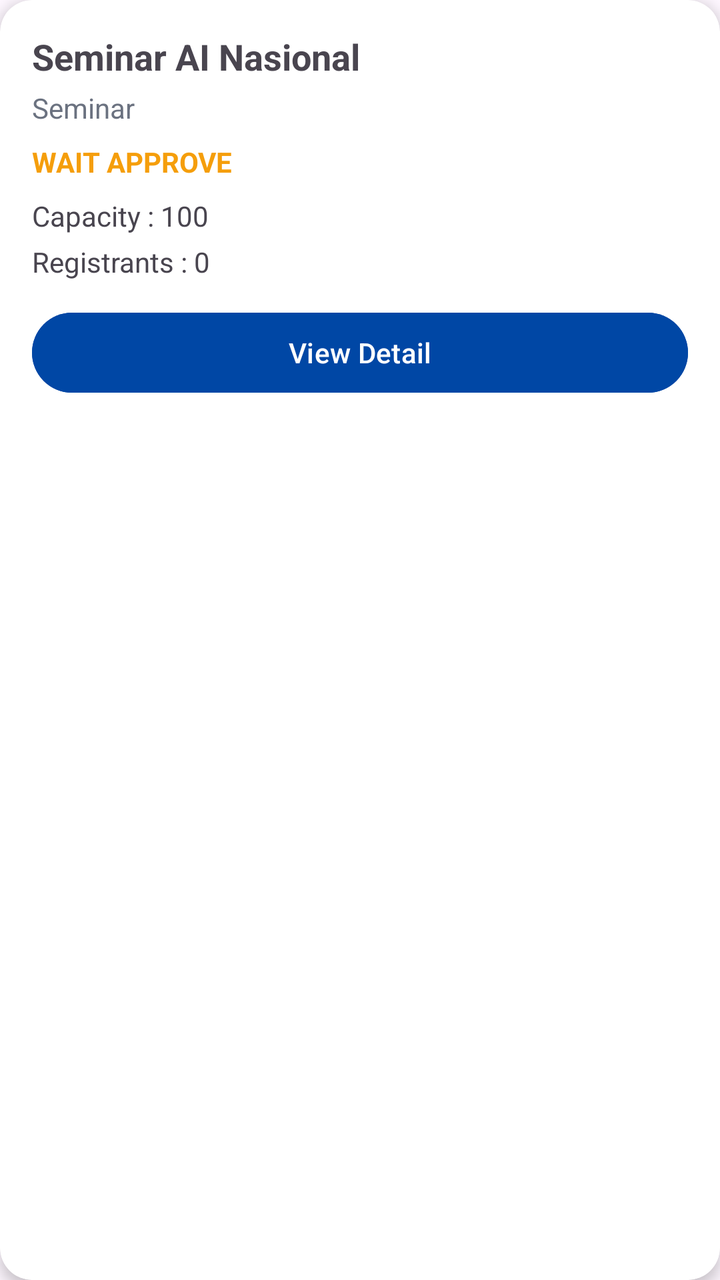
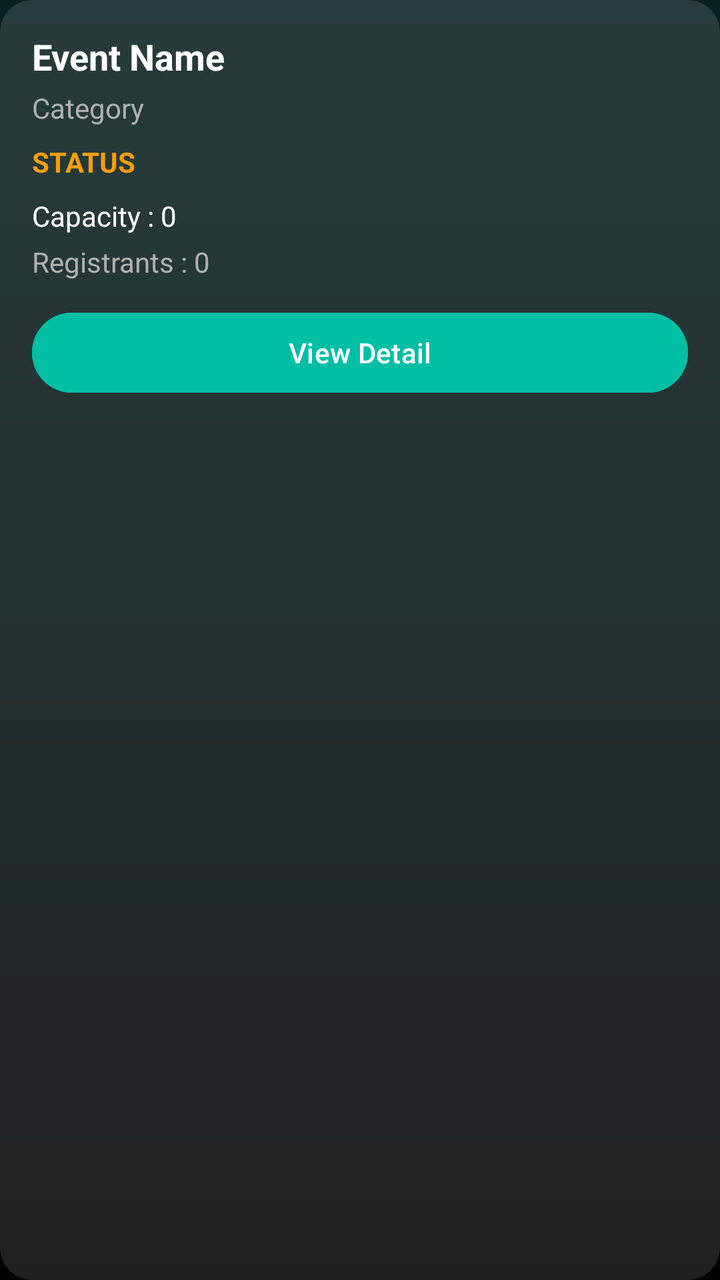

Compare the two renders of this Android layout. The source of the first and the diff that turns it into the second are given below.
<!-- AndroidManifest.xml: application theme Theme.CampusConnectProject -->
<!-- res/layout/item_event_panitia.xml -->
<?xml version="1.0" encoding="utf-8"?>
<androidx.cardview.widget.CardView
    xmlns:android="http://schemas.android.com/apk/res/android"
    xmlns:app="http://schemas.android.com/apk/res-auto"
    android:layout_width="match_parent"
    android:layout_height="wrap_content"
    android:layout_margin="12dp"
    app:cardCornerRadius="16dp"
    app:cardElevation="4dp">

    <LinearLayout
        android:layout_width="match_parent"
        android:layout_height="wrap_content"
        android:orientation="vertical"
        android:padding="16dp">

        <TextView
            android:id="@+id/tvEventName"
            android:layout_width="wrap_content"
            android:layout_height="wrap_content"
            android:text="Seminar AI Nasional"
            android:textStyle="bold"
            android:textSize="18sp" />

        <TextView
            android:id="@+id/tvCategory"
            android:layout_width="wrap_content"
            android:layout_height="wrap_content"
            android:text="Seminar"
            android:textColor="#6B7280"
            android:layout_marginTop="4dp" />

        <TextView
            android:id="@+id/tvStatus"
            android:layout_width="wrap_content"
            android:layout_height="wrap_content"
            android:text="WAIT APPROVE"
            android:textStyle="bold"
            android:textColor="#F59E0B"
            android:layout_marginTop="8dp" />

        <TextView
            android:id="@+id/tvCapacity"
            android:layout_width="wrap_content"
            android:layout_height="wrap_content"
            android:text="Capacity : 100"
            android:layout_marginTop="8dp" />

        <TextView
            android:id="@+id/tvRegistrants"
            android:layout_width="wrap_content"
            android:layout_height="wrap_content"
            android:text="Registrants : 0"
            android:layout_marginTop="4dp" />

        <Button
            android:id="@+id/btnViewDetail"
            android:layout_width="match_parent"
            android:layout_height="wrap_content"
            android:text="View Detail"
            android:layout_marginTop="12dp"
            android:backgroundTint="#0047A5"
            android:textColor="#FFFFFF"
            android:textAllCaps="false" />

    </LinearLayout>

</androidx.cardview.widget.CardView>
<!-- resources referenced by this layout -->
<resources>
  <style name="Theme.CampusConnectProject" parent="Base.Theme.CampusConnectProject" />
  <style name="Base.Theme.CampusConnectProject" parent="Theme.Material3.DayNight.NoActionBar">
          <item name="android:forceDarkAllowed" tools:targetApi="q">false</item>
      </style>
</resources>

<!-- the commit's change to res/layout/item_event_panitia.xml (unified diff, before → after) -->
@@ -6,7 +6,8 @@
     android:layout_height="wrap_content"
     android:layout_margin="12dp"
     app:cardCornerRadius="16dp"
-    app:cardElevation="4dp">
+    app:cardElevation="0dp"
+    app:cardBackgroundColor="#20FFFFFF">
 
     <LinearLayout
         android:layout_width="match_parent"
@@ -18,23 +19,24 @@
             android:id="@+id/tvEventName"
             android:layout_width="wrap_content"
             android:layout_height="wrap_content"
-            android:text="Seminar AI Nasional"
+            android:text="Event Name"
             android:textStyle="bold"
+            android:textColor="@color/white"
             android:textSize="18sp" />
 
         <TextView
             android:id="@+id/tvCategory"
             android:layout_width="wrap_content"
             android:layout_height="wrap_content"
-            android:text="Seminar"
-            android:textColor="#6B7280"
+            android:text="Category"
+            android:textColor="#B0B0B0"
             android:layout_marginTop="4dp" />
 
         <TextView
             android:id="@+id/tvStatus"
             android:layout_width="wrap_content"
             android:layout_height="wrap_content"
-            android:text="WAIT APPROVE"
+            android:text="STATUS"
             android:textStyle="bold"
             android:textColor="#F59E0B"
             android:layout_marginTop="8dp" />
@@ -43,7 +45,8 @@
             android:id="@+id/tvCapacity"
             android:layout_width="wrap_content"
             android:layout_height="wrap_content"
-            android:text="Capacity : 100"
+            android:text="Capacity : 0"
+            android:textColor="@color/white"
             android:layout_marginTop="8dp" />
 
         <TextView
@@ -51,6 +54,7 @@
             android:layout_width="wrap_content"
             android:layout_height="wrap_content"
             android:text="Registrants : 0"
+            android:textColor="#B0B0B0"
             android:layout_marginTop="4dp" />
 
         <Button
@@ -59,8 +63,8 @@
             android:layout_height="wrap_content"
             android:text="View Detail"
             android:layout_marginTop="12dp"
-            android:backgroundTint="#0047A5"
-            android:textColor="#FFFFFF"
+            android:backgroundTint="@color/warna_primer"
+            android:textColor="@color/white"
             android:textAllCaps="false" />
 
     </LinearLayout>
<!-- resource entries referenced after the edit -->
@@ -1,8 +1,27 @@
 <!-- resources referenced by this layout -->
 <resources>
+  <color name="warna_primer">#00BFA5</color>
+  <color name="white">#FFFFFFFF</color>
   <style name="Theme.CampusConnectProject" parent="Base.Theme.CampusConnectProject" />
   <style name="Base.Theme.CampusConnectProject" parent="Theme.Material3.DayNight.NoActionBar">
+          
+          <item name="colorPrimary">@color/warna_primer</item>
+          <item name="android:statusBarColor">@color/bg_gradient_start</item>
+          <item name="android:navigationBarColor">@color/bg_gradient_end</item>
+          <item name="android:windowBackground">@drawable/bg_main_gradient</item>
           <item name="android:forceDarkAllowed" tools:targetApi="q">false</item>
       </style>
+  <color name="bg_gradient_start">#082020</color>
+  <color name="bg_gradient_end">#000000</color>
+  <!-- drawable bg_main_gradient (drawable) -->
+  <?xml version="1.0" encoding="utf-8"?>
+  <shape xmlns:android="http://schemas.android.com/apk/res/android"
+      android:shape="rectangle">
+      <gradient
+          android:angle="270"
+          android:endColor="@color/bg_gradient_end"
+          android:startColor="@color/bg_gradient_start"
+          android:type="linear" />
+  </shape>
 </resources>
 
